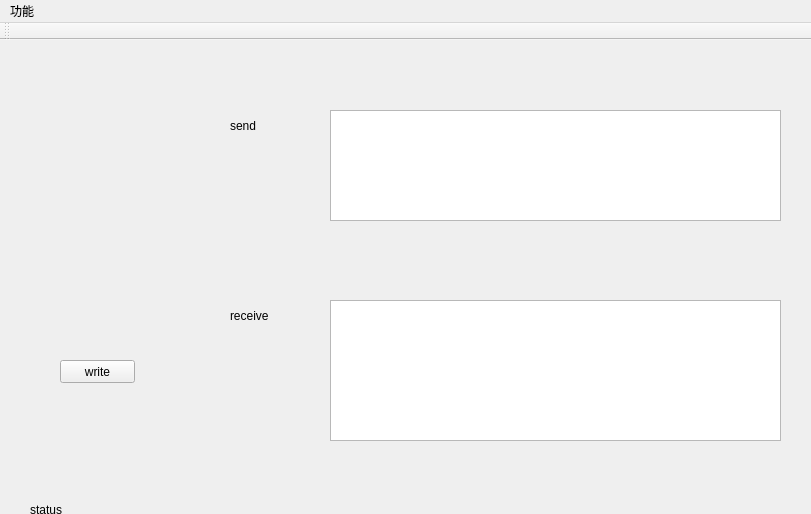
Before: the Qt Designer form mainwindow.ui in tianmn2109/teds_qt, drawn with Qt 5.
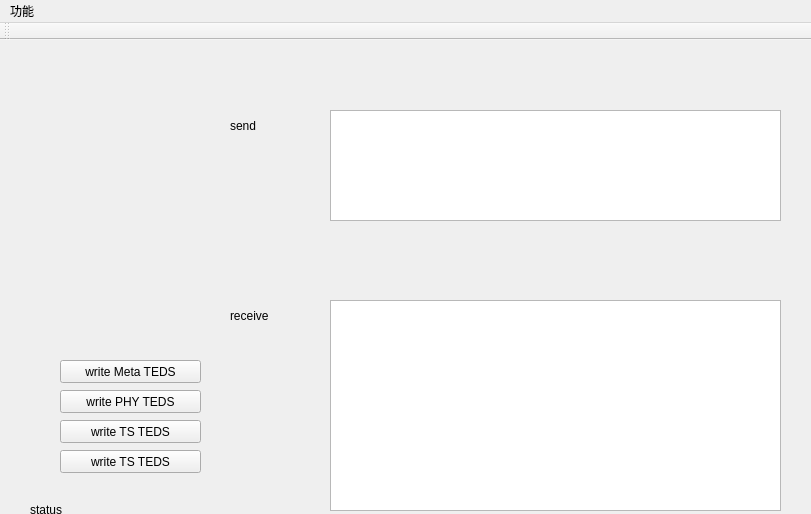
After: the same form once the commit is applied.

What changed in the file:
```diff
--- a/mainwindow.ui
+++ b/mainwindow.ui
@@ -20,7 +20,7 @@
       <x>330</x>
       <y>260</y>
       <width>451</width>
-      <height>141</height>
+      <height>211</height>
      </rect>
     </property>
    </widget>
@@ -78,12 +78,51 @@
      <rect>
       <x>60</x>
       <y>320</y>
-      <width>75</width>
+      <width>141</width>
       <height>23</height>
      </rect>
     </property>
     <property name="text">
-     <string>write</string>
+     <string>write Meta TEDS</string>
+    </property>
+   </widget>
+   <widget class="QPushButton" name="buttonWritePhy">
+    <property name="geometry">
+     <rect>
+      <x>60</x>
+      <y>350</y>
+      <width>141</width>
+      <height>23</height>
+     </rect>
+    </property>
+    <property name="text">
+     <string>write PHY TEDS</string>
+    </property>
+   </widget>
+   <widget class="QPushButton" name="buttonWriteTs">
+    <property name="geometry">
+     <rect>
+      <x>60</x>
+      <y>380</y>
+      <width>141</width>
+      <height>23</height>
+     </rect>
+    </property>
+    <property name="text">
+     <string>write TS TEDS</string>
+    </property>
+   </widget>
+   <widget class="QPushButton" name="buttonWriteTeds">
+    <property name="geometry">
+     <rect>
+      <x>60</x>
+      <y>410</y>
+      <width>141</width>
+      <height>23</height>
+     </rect>
+    </property>
+    <property name="text">
+     <string>write TS TEDS</string>
     </property>
    </widget>
   </widget>
```
Left out of the diff: 53 changed lines with no effect on the pictures.
